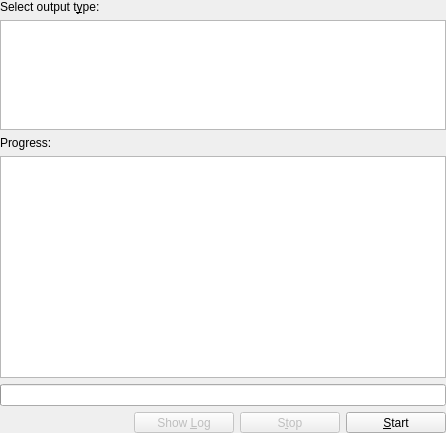
Above: src/outputpage.ui from google-code-export/kmediafactory before the change. Below: the same form after it.
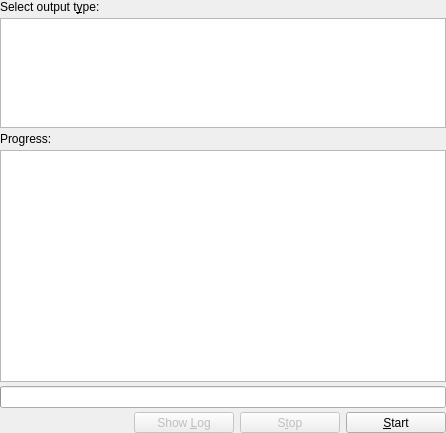
That is the form after the change. Custom widgets are drawn as their Qt base class.

What changed in the file:
```diff
--- a/src/outputpage.ui
+++ b/src/outputpage.ui
@@ -14,7 +14,7 @@
   </property>
   <layout class="QVBoxLayout" >
    <property name="spacing" >
-    <number>-1</number>
+    <number>4</number>
    </property>
    <property name="leftMargin" >
     <number>0</number>
@@ -89,13 +89,25 @@
     </widget>
    </item>
    <item>
-    <widget class="QListView" name="progressListView" >
+    <widget class="QTreeView" name="progressListView" >
      <property name="sizePolicy" >
       <sizepolicy vsizetype="Expanding" hsizetype="Expanding" >
        <horstretch>0</horstretch>
        <verstretch>0</verstretch>
       </sizepolicy>
      </property>
+     <property name="rootIsDecorated" >
+      <bool>false</bool>
+     </property>
+     <property name="uniformRowHeights" >
+      <bool>true</bool>
+     </property>
+     <property name="allColumnsShowFocus" >
+      <bool>true</bool>
+     </property>
+     <property name="headerHidden" >
+      <bool>true</bool>
+     </property>
     </widget>
    </item>
    <item>
```
Left out of the diff: 24 changed lines with no effect on the pictures.
